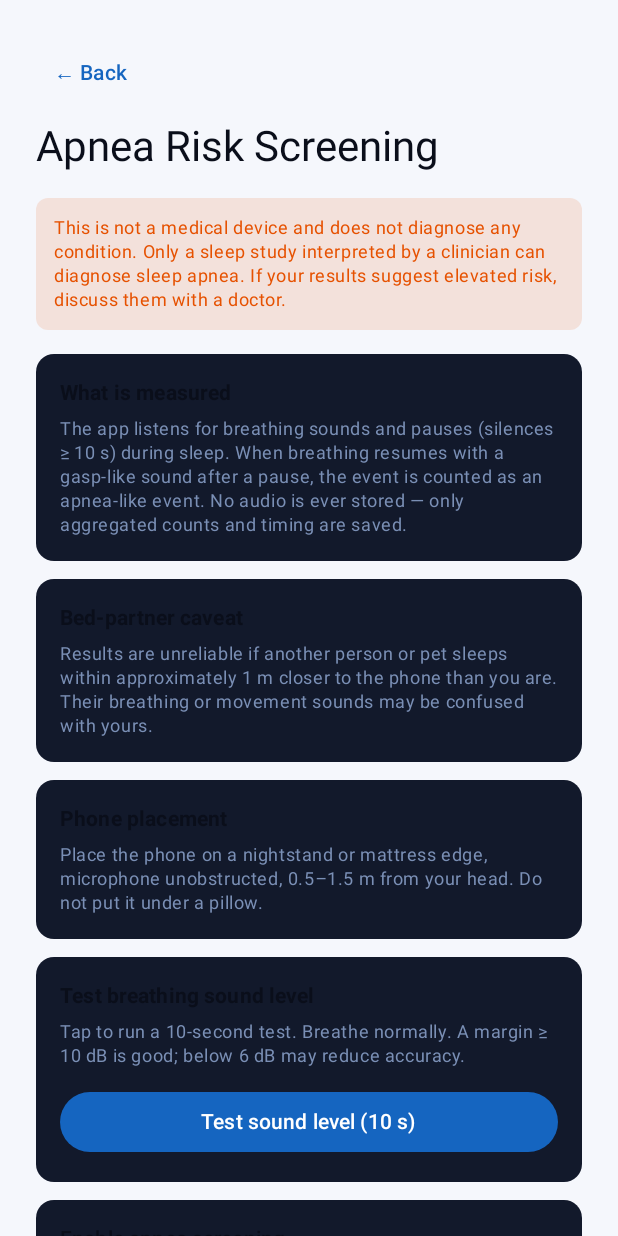
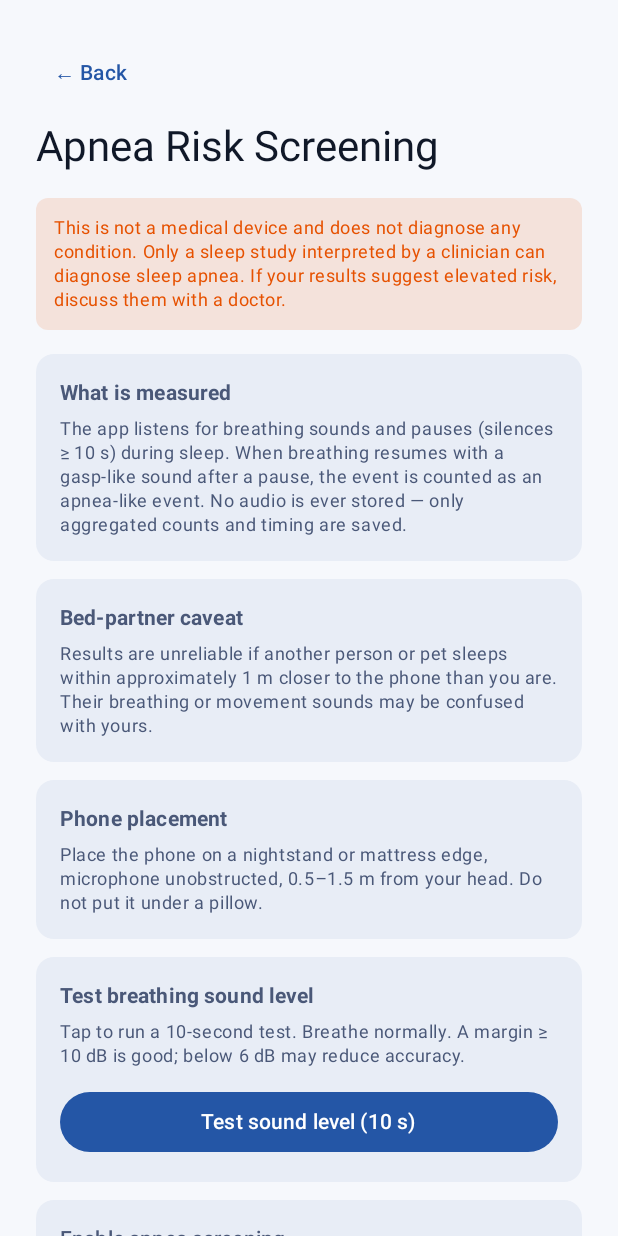
Before and after one commit to ntufar/DeltaSleep, an Android app built with Jetpack Compose: the screen it shows after launch (MainActivity), after a tap on "Apnea Screening", on a phone screen of 412 x 824 dp. Run offline under Robolectric (Android 15) with nearby library versions, the phone set to English and light mode, and no system bars; our stand-ins replace Room's generated code.

Commit message:
feat: UI elegance pass (full M3 palettes, Material icons, light-mode fix)

```diff
--- a/app/build.gradle.kts
+++ b/app/build.gradle.kts
@@ -19,8 +19,8 @@ android {
         applicationId = "io.github.ntufar.deltasleep"
         minSdk = 26
         targetSdk = 36
-        versionCode = 27
-        versionName = "0.2.10"
+        versionCode = 28
+        versionName = "0.2.11"
     }
 
     signingConfigs {
@@ -139,6 +139,7 @@ dependencies {
     implementation("androidx.compose.ui:ui-graphics")
     implementation("androidx.compose.ui:ui-tooling-preview")
     implementation("androidx.compose.material3:material3")
+    implementation("androidx.compose.material:material-icons-extended")
     implementation("androidx.navigation:navigation-compose:2.7.7")
     implementation("androidx.lifecycle:lifecycle-viewmodel-compose:2.7.0")
     implementation("androidx.room:room-runtime:2.6.1")
--- a/app/src/main/java/io/github/ntufar/deltasleep/MainActivity.kt
+++ b/app/src/main/java/io/github/ntufar/deltasleep/MainActivity.kt
@@ -7,6 +7,11 @@ import androidx.activity.ComponentActivity
 import androidx.activity.compose.setContent
 import androidx.activity.result.contract.ActivityResultContracts
 import androidx.compose.foundation.layout.padding
+import androidx.compose.material.icons.Icons
+import androidx.compose.material.icons.filled.BarChart
+import androidx.compose.material.icons.filled.Bedtime
+import androidx.compose.material.icons.filled.Favorite
+import androidx.compose.material3.Icon
 import androidx.compose.material3.NavigationBar
 import androidx.compose.material3.NavigationBarItem
 import androidx.compose.material3.Scaffold
@@ -64,10 +69,12 @@ class MainActivity : ComponentActivity() {
 }
 
 /** Third top-level destination (D-1): Home / Trends / Report. */
+private data class TopLevelDestination(val route: String, val label: String, val icon: @Composable () -> Unit)
+
 private val TOP_LEVEL_ROUTES = listOf(
-    Triple("home", "Home", "🌙"),
-    Triple("trends", "Trends", "📊"),
-    Triple("apnea", "Report", "❤"),
+    TopLevelDestination("home", "Home") { Icon(Icons.Filled.Bedtime, contentDescription = null) },
+    TopLevelDestination("trends", "Trends") { Icon(Icons.Filled.BarChart, contentDescription = null) },
+    TopLevelDestination("apnea", "Report") { Icon(Icons.Filled.Favorite, contentDescription = null) },
 )
 
 @Composable
@@ -78,20 +85,20 @@ private fun DeltaSleepNavGraph() {
 
     Scaffold(
         bottomBar = {
-            if (route in TOP_LEVEL_ROUTES.map { it.first }) {
+            if (route in TOP_LEVEL_ROUTES.map { it.route }) {
                 NavigationBar {
-                    TOP_LEVEL_ROUTES.forEach { (r, label, glyph) ->
+                    TOP_LEVEL_ROUTES.forEach { dest ->
                         NavigationBarItem(
-                            selected = route == r,
+                            selected = route == dest.route,
                             onClick = {
-                                nav.navigate(r) {
+                                nav.navigate(dest.route) {
                                     launchSingleTop = true
                                     restoreState = true
                                     popUpTo("home") { saveState = true }
                                 }
                             },
-                            icon = { Text(glyph) },
-                            label = { Text(label) },
+                            icon = dest.icon,
+                            label = { Text(dest.label) },
                         )
                     }
                 }
--- a/app/src/main/java/io/github/ntufar/deltasleep/ui/ApneaSetupScreen.kt
+++ b/app/src/main/java/io/github/ntufar/deltasleep/ui/ApneaSetupScreen.kt
@@ -35,9 +35,6 @@ import androidx.lifecycle.viewmodel.compose.viewModel
 import io.github.ntufar.deltasleep.R
 import io.github.ntufar.deltasleep.viewmodel.ApneaSetupViewModel
 
-private val CardBg = Color(0xFF12192B)
-private val MutedColor = Color(0xFF7A8FB5)
-private val AccentColor = Color(0xFF42A5F5)
 private val WarnColor = Color(0xFFE65100)
 private val ErrorColor = Color(0xFFE53935)
 
@@ -116,7 +113,7 @@ fun ApneaSetupScreen(
                         Text(
                             stringResource(R.string.apnea_setup_level_test_running),
                             style = MaterialTheme.typography.bodySmall,
-                            color = AccentColor,
+                            color = MaterialTheme.colorScheme.primary,
                         )
                         Spacer(Modifier.height(8.dp))
                         LinearProgressIndicator(
@@ -129,7 +126,7 @@ fun ApneaSetupScreen(
                         Text(
                             "%.1f dB".format(breathingMarginDb),
                             style = MaterialTheme.typography.bodySmall,
-                            color = MutedColor,
+                            color = MaterialTheme.colorScheme.onSurfaceVariant,
                         )
                     }
                     ApneaSetupViewModel.TestState.DONE -> {
@@ -151,7 +148,7 @@ fun ApneaSetupScreen(
                         )
                         Spacer(Modifier.height(8.dp))
                         TextButton(onClick = { vm.cancelLevelTest() }) {
-                            Text("Test again", color = AccentColor)
+                            Text("Test again", color = MaterialTheme.colorScheme.primary)
                         }
                     }
                 }
@@ -173,7 +170,7 @@ fun ApneaSetupScreen(
                     Text(
                         stringResource(R.string.apnea_setup_enable_desc),
                         style = MaterialTheme.typography.bodySmall,
-                        color = MutedColor,
+                        color = MaterialTheme.colorScheme.onSurfaceVariant,
                     )
                 }
                 Switch(
@@ -202,7 +199,7 @@ fun ApneaSetupScreen(
 private fun SetupCard(content: @Composable () -> Unit) {
     Card(
         modifier = Modifier.fillMaxWidth().padding(bottom = 12.dp),
-        colors = CardDefaults.cardColors(containerColor = CardBg),
+        colors = CardDefaults.cardColors(containerColor = MaterialTheme.colorScheme.surfaceVariant),
         shape = RoundedCornerShape(12.dp),
     ) {
         Column(Modifier.padding(16.dp)) { content() }
@@ -217,7 +214,7 @@ private fun SubHeading(text: String) {
 
 @Composable
 private fun BodyText(text: String) {
-    Text(text, style = MaterialTheme.typography.bodySmall, color = MutedColor)
+    Text(text, style = MaterialTheme.typography.bodySmall, color = MaterialTheme.colorScheme.onSurfaceVariant)
 }
 
 @Composable
--- a/app/src/main/java/io/github/ntufar/deltasleep/ui/HomeScreen.kt
+++ b/app/src/main/java/io/github/ntufar/deltasleep/ui/HomeScreen.kt
@@ -17,10 +17,18 @@ import androidx.compose.foundation.lazy.items
 import androidx.compose.foundation.rememberScrollState
 import androidx.compose.foundation.shape.CircleShape
 import androidx.compose.foundation.verticalScroll
+import androidx.compose.material.icons.Icons
+import androidx.compose.material.icons.automirrored.filled.HelpOutline
+import androidx.compose.material.icons.filled.Bedtime
+import androidx.compose.material.icons.filled.ChevronRight
+import androidx.compose.material.icons.filled.Settings
 import androidx.compose.material3.AlertDialog
 import androidx.compose.material3.Button
 import androidx.compose.material3.ButtonDefaults
 import androidx.compose.material3.Card
+import androidx.compose.material3.CardDefaults
+import androidx.compose.material3.Icon
+import androidx.compose.material3.IconButton
 import androidx.compose.material3.MaterialTheme
 import androidx.compose.material3.Text
 import androidx.compose.material3.TextButton
@@ -73,40 +81,59 @@ fun HomeScreen(
         modifier = Modifier
             .fillMaxSize()
             .verticalScroll(rememberScrollState())
-            .padding(24.dp),
+            .padding(horizontal = 20.dp, vertical = 16.dp),
     ) {
         Row(
             modifier = Modifier.fillMaxWidth(),
             horizontalArrangement = Arrangement.SpaceBetween,
             verticalAlignment = Alignment.CenterVertically,
         ) {
-            Text("DeltaSleep", style = MaterialTheme.typography.headlineLarge)
+            Column {
+                Text(
+                    "DeltaSleep",
+                    style = MaterialTheme.typography.headlineMedium,
+                    color = MaterialTheme.colorScheme.onBackground,
+                )
+                Text(
+                    "Your sleep data stays in your bed",
+                    style = MaterialTheme.typography.bodySmall,
+                    color = MaterialTheme.colorScheme.onSurfaceVariant,
+                )
+            }
             Row(verticalAlignment = Alignment.CenterVertically) {
-                TextButton(onClick = onSettings) {
-                    Text("⚙", style = MaterialTheme.typography.labelLarge, textAlign = TextAlign.End)
+                IconButton(onClick = onSettings) {
+                    Icon(Icons.Filled.Settings, contentDescription = "Settings")
                 }
-                TextButton(onClick = onHelp) {
-                    Text("? Help", style = MaterialTheme.typography.labelLarge, textAlign = TextAlign.End)
+                IconButton(onClick = onHelp) {
+                    Icon(Icons.AutoMirrored.Filled.HelpOutline, contentDescription = "Help")
                 }
             }
         }
-        Spacer(Modifier.height(32.dp))
+        Spacer(Modifier.height(24.dp))
 
-        Box(Modifier.fillMaxWidth(), contentAlignment = Alignment.Center) {
         Button(
             onClick = {
                 if (isTracking && activeSessionId >= 0L) onActiveSession(activeSessionId)
                 else vm.startTracking()
             },
+            modifier = Modifier
+                .fillMaxWidth()
+                .height(64.dp),
             colors = ButtonDefaults.buttonColors(
-                    containerColor = if (isTracking) Color(0xFF00897B) else MaterialTheme.colorScheme.primary,
+                containerColor = if (isTracking) MaterialTheme.colorScheme.secondary
+                else MaterialTheme.colorScheme.primary,
             ),
+            shape = CircleShape,
         ) {
+            Icon(
+                Icons.Filled.Bedtime,
+                contentDescription = null,
+                modifier = Modifier.padding(end = 8.dp),
+            )
             Text(
                 if (isTracking) "View Active Session" else "Start Sleep",
                 style = MaterialTheme.typography.titleLarge,
             )
-            }
         }
 
         Spacer(Modifier.height(16.dp))
@@ -118,6 +145,9 @@ fun HomeScreen(
                 .clickable {
                     if (vm.shouldShowApneaSetup()) onApneaSetup() else onApnea()
                 },
+            colors = CardDefaults.cardColors(
+                containerColor = MaterialTheme.colorScheme.surfaceVariant,
+            ),
         ) {
             Row(
                 modifier = Modifier
@@ -126,15 +156,23 @@ fun HomeScreen(
                 horizontalArrangement = Arrangement.SpaceBetween,
                 verticalAlignment = Alignment.CenterVertically,
             ) {
-                Column {
-                    Text("Apnea Screening", style = MaterialTheme.typography.titleSmall)
+                Column(modifier = Modifier.weight(1f)) {
+                    Text(
+                        "Apnea Screening",
+                        style = MaterialTheme.typography.titleSmall,
+                        color = MaterialTheme.colorScheme.onSurfaceVariant,
+                    )
                     Text(
                         "Risk indication from breathing sounds",
                         style = MaterialTheme.typography.bodySmall,
-                        color = Color(0xFF7A8FB5),
+                        color = MaterialTheme.colorScheme.onSurfaceVariant.copy(alpha = 0.75f),
                     )
                 }
-                Text("›", style = MaterialTheme.typography.titleLarge, color = Color(0xFF42A5F5))
+                Icon(
+                    Icons.Filled.ChevronRight,
+                    contentDescription = null,
+                    tint = MaterialTheme.colorScheme.primary,
+                )
             }
         }
 
@@ -158,15 +196,27 @@ private fun SessionRow(session: SleepSession, onClick: () -> Unit) {
         modifier = Modifier
             .fillMaxWidth()
             .clickable(onClick = onClick),
+        colors = CardDefaults.cardColors(
+            containerColor = MaterialTheme.colorScheme.surfaceVariant,
+        ),
     ) {
         Row(
             Modifier
                 .fillMaxWidth()
-                .padding(16.dp),
+                .padding(horizontal = 16.dp, vertical = 12.dp),
             horizontalArrangement = Arrangement.SpaceBetween,
+            verticalAlignment = Alignment.CenterVertically,
         ) {
-            Text(fmt.format(Date(session.startTime)))
-            Text("${hours}h ${minutes}m")
+            Text(
+                fmt.format(Date(session.startTime)),
+                style = MaterialTheme.typography.bodyMedium,
+                color = MaterialTheme.colorScheme.onSurfaceVariant,
+            )
+            Text(
+                "${hours}h ${minutes}m",
+                style = MaterialTheme.typography.titleSmall,
+                color = MaterialTheme.colorScheme.onSurfaceVariant,
+            )
         }
     }
 }
@@ -217,7 +267,7 @@ private fun PreviousSessionsCalendar(
                     modifier = Modifier.weight(1f),
                     textAlign = TextAlign.Center,
                     style = MaterialTheme.typography.labelSmall,
-                    color = Color(0xFF7A8FB5),
+                    color = MaterialTheme.colorScheme.onSurfaceVariant,
                 )
             }
         }
@@ -253,7 +303,7 @@ private fun PreviousSessionsCalendar(
                                     .background(
                                         color = when {
                                             hasSessions -> MaterialTheme.colorScheme.primary
-                                            isToday -> Color(0xFF1E2A42)
+                                            isToday -> MaterialTheme.colorScheme.surfaceVariant
                                             else -> Color.Transparent
                                         },
                                         shape = CircleShape,
@@ -270,7 +320,8 @@ private fun PreviousSessionsCalendar(
                             ) {
                                 Text(
                                     dayNumber.toString(),
-                                    color = if (hasSessions) Color(0xFF0A0E1A) else MaterialTheme.colorScheme.onBackground,
+                                    color = if (hasSessions) MaterialTheme.colorScheme.onPrimary
+                                    else MaterialTheme.colorScheme.onBackground,
                                     style = MaterialTheme.typography.bodyMedium,
                                 )
                             }
--- a/app/src/main/java/io/github/ntufar/deltasleep/ui/theme/Theme.kt
+++ b/app/src/main/java/io/github/ntufar/deltasleep/ui/theme/Theme.kt
@@ -9,12 +9,22 @@ import androidx.compose.ui.graphics.Color
 import io.github.ntufar.deltasleep.settings.AppTheme
 
 private val DarkScheme = darkColorScheme(
-    primary = Color(0xFF42A5F5),
-    secondary = Color(0xFF1565C0),
-    background = Color(0xFF0A0E1A),
-    surface = Color(0xFF12192B),
-    onBackground = Color(0xFFE0E8FF),
-    onSurface = Color(0xFFE0E8FF),
+    primary = Color(0xFF8AB4FF),
+    onPrimary = Color(0xFF0A1A33),
+    primaryContainer = Color(0xFF1B3A66),
+    onPrimaryContainer = Color(0xFFD9E5FF),
+    secondary = Color(0xFF7DD3C0),
+    onSecondary = Color(0xFF06302A),
+    tertiary = Color(0xFFB388FF),
+    background = Color(0xFF0B0F19),
+    onBackground = Color(0xFFE3E9F7),
+    surface = Color(0xFF121826),
+    onSurface = Color(0xFFE3E9F7),
+    surfaceVariant = Color(0xFF1C2438),
+    onSurfaceVariant = Color(0xFFA9B6D1),
+    outline = Color(0xFF2A3550),
+    outlineVariant = Color(0xFF1E2942),
+    error = Color(0xFFFFB4AB),
 )
 
 /**
@@ -22,22 +32,38 @@ private val DarkScheme = darkColorScheme(
  * on at night next to a sleeping user — every non-black pixel is glare.
  */
 private val AmoledScheme = darkColorScheme(
-    primary = Color(0xFF42A5F5),
-    secondary = Color(0xFF1565C0),
+    primary = Color(0xFF8AB4FF),
+    onPrimary = Color(0xFF000000),
+    primaryContainer = Color(0xFF1B3A66),
+    onPrimaryContainer = Color(0xFFD9E5FF),
+    secondary = Color(0xFF7DD3C0),
+    tertiary = Color(0xFFB388FF),
     background = Color(0xFF000000),
+    onBackground = Color(0xFFE3E9F7),
     surface = Color(0xFF000000),
-    surfaceVariant = Color(0xFF0A0A0A),
-    onBackground = Color(0xFFE0E8FF),
-    onSurface = Color(0xFFE0E8FF),
+    onSurface = Color(0xFFE3E9F7),
+    surfaceVariant = Color(0xFF101014),
+    onSurfaceVariant = Color(0xFFA9B6D1),
+    outline = Color(0xFF26262B),
+    outlineVariant = Color(0xFF17171B),
+    error = Color(0xFFFFB4AB),
 )
 
 private val LightScheme = lightColorScheme(
-    primary = Color(0xFF1565C0),
-    secondary = Color(0xFF42A5F5),
-    background = Color(0xFFF5F7FC),
+    primary = Color(0xFF2456A6),
+    onPrimary = Color(0xFFFFFFFF),
+    primaryContainer = Color(0xFFD9E5FF),
+    onPrimaryContainer = Color(0xFF0A1A33),
+    secondary = Color(0xFF0E6B5C),
+    tertiary = Color(0xFF6A4FC7),
+    background = Color(0xFFF6F8FC),
+    onBackground = Color(0xFF101828),
     surface = Color(0xFFFFFFFF),
-    onBackground = Color(0xFF0A0E1A),
-    onSurface = Color(0xFF0A0E1A),
+    onSurface = Color(0xFF101828),
+    surfaceVariant = Color(0xFFE8EDF6),
+    onSurfaceVariant = Color(0xFF4A5878),
+    outline = Color(0xFFCBD5E8),
+    outlineVariant = Color(0xFFE1E8F5),
 )
 
 @Composable
```
Also changed, not shown: app/src/main/java/io/github/ntufar/deltasleep/ui/ApneaQuestionnaireScreen.kt (+6 -9 lines), app/src/main/java/io/github/ntufar/deltasleep/ui/ApneaReportScreen.kt (+14 -17 lines), app/src/main/java/io/github/ntufar/deltasleep/ui/HelpScreen.kt (+13 -16 lines), app/src/main/java/io/github/ntufar/deltasleep/ui/HypnogramChart.kt (+22 -10 lines), app/src/main/java/io/github/ntufar/deltasleep/ui/SessionScreen.kt (+34 -14 lines), app/src/main/java/io/github/ntufar/deltasleep/ui/SettingsScreen.kt (+4 -5 lines). Lines whose indentation alone changed are shown as unchanged.
